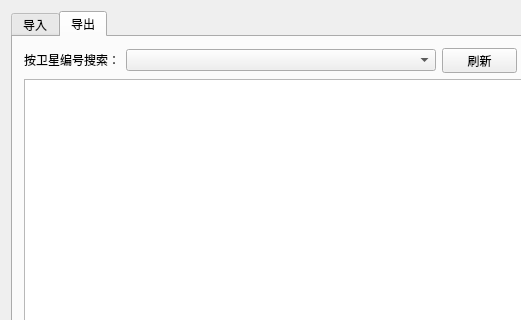
Old version of the form productmanagement.ui in the repository histest/DACS; both pictures show x 0 to 521 and y 0 to 320 of the 880 by 633 pixel window.
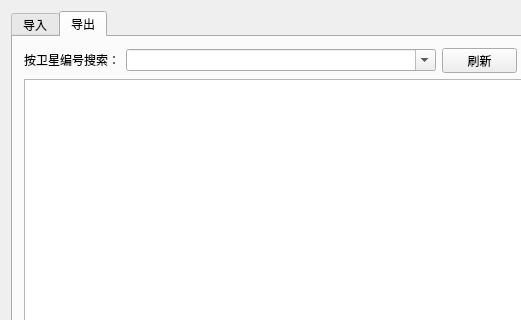
New version of the form. The open tabs and pages were chosen to show the change. Icons and pictures are not drawn.

Diff of the .ui file:
```diff
--- a/productmanagement.ui
+++ b/productmanagement.ui
@@ -164,7 +164,7 @@
             </sizepolicy>
            </property>
            <property name="editable">
-            <bool>false</bool>
+            <bool>true</bool>
            </property>
           </widget>
          </item>
```
